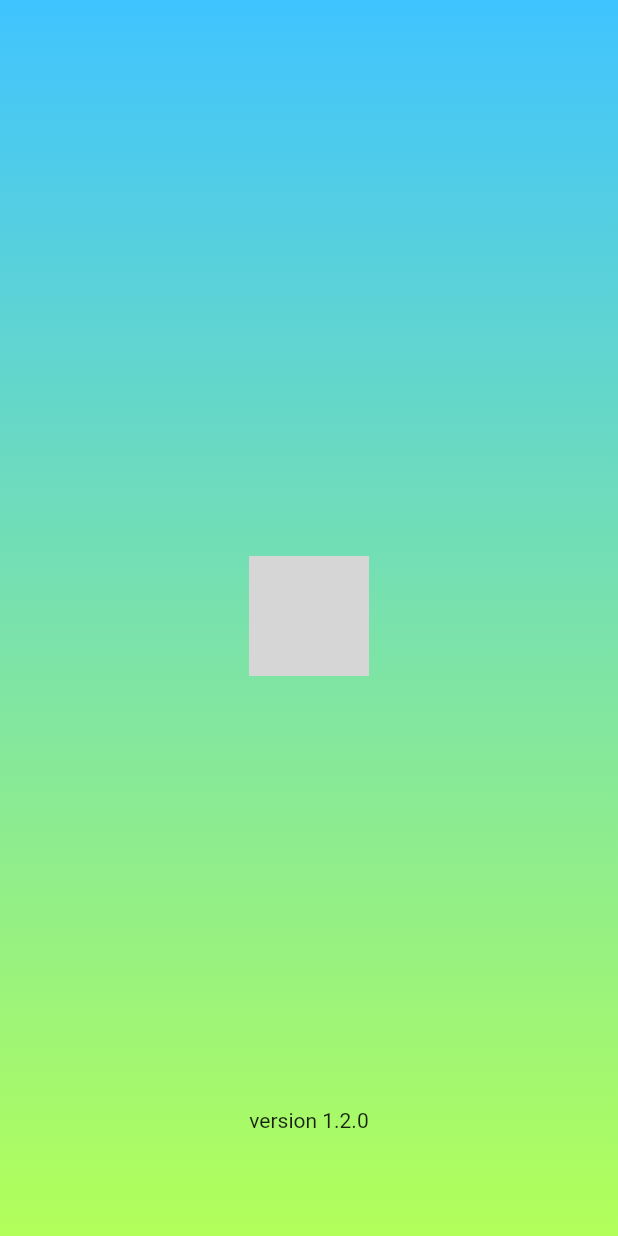
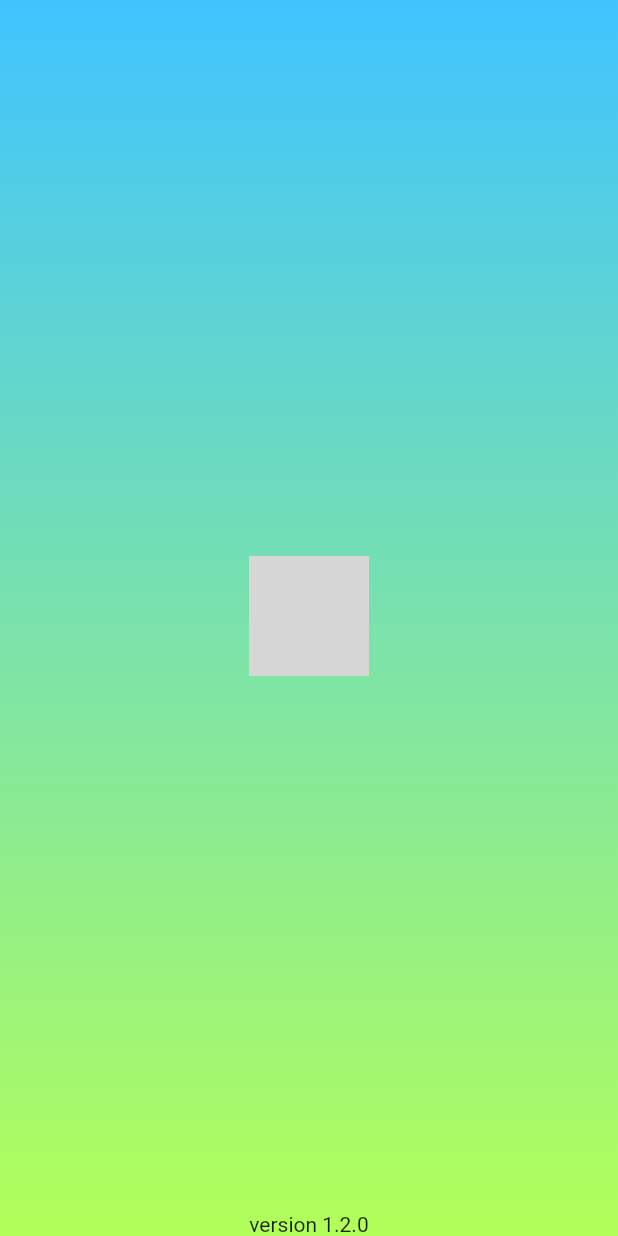
Before and after one commit to MuhammedNihalcp/Money-Picker, a Flutter app: the ScreenSplash screen opened directly, on a phone screen of 412 x 824 dp. Run offline on Flutter 3.47's test engine with Material 2 defaults, Android fonts, the phone set to English and light mode, and no system bars; our stand-ins replace flutter_slidable, get, google_fonts, hive_flutter, lottie, shared_preferences and 1 more; missing offline and left inert: flutter_custom_cards, month_year_picker; accounts and stored records are empty; grey boxes are pictures that could not be loaded.

Commit message:
update splash view

```diff
--- a/lib/screen/splash_screen.dart
+++ b/lib/screen/splash_screen.dart
@@ -51,9 +51,7 @@ class _ScreenSplashState extends State<ScreenSplash> {
               width: 80,
               height: 80,
             ),
-            SizedBox(
-              height: height * 0.35,
-            ),
+            const Spacer(),
             const Text('version 1.2.0'),
           ],
         ),
```
